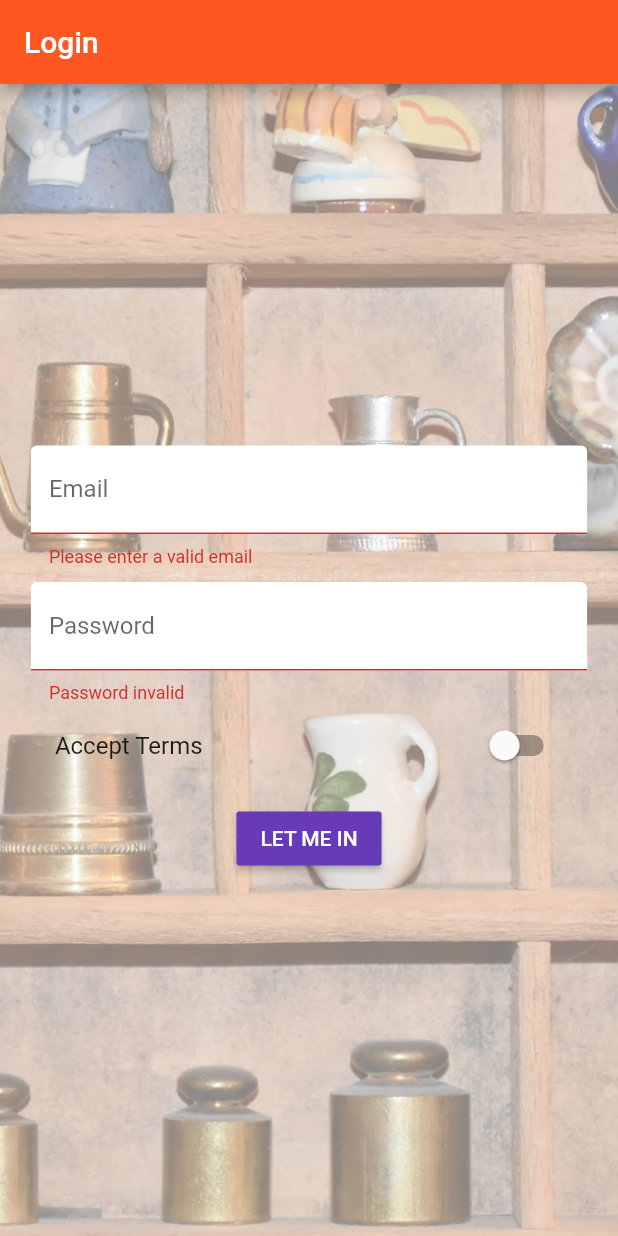
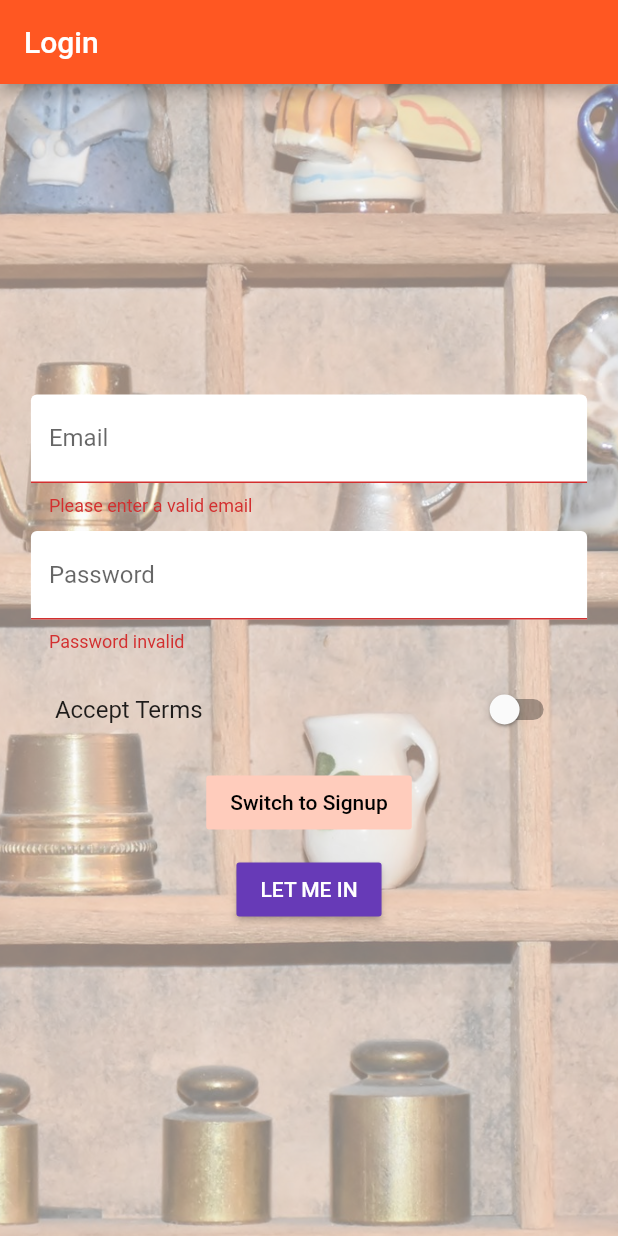
Before and after one commit to dldlozano/flutter_first_app, a Flutter app: the screen it shows after launch, after a tap on "LET ME IN", on a phone screen of 412 x 824 dp. Run offline on Flutter 3.47's test engine with Material 2 defaults, Android fonts, the phone set to English and light mode, and no system bars; accounts and stored records are empty; network calls fail.

Commit message:
Added auth with firebase

```diff
--- a/lib/pages/auth.dart
+++ b/lib/pages/auth.dart
@@ -2,6 +2,8 @@ import 'package:flutter/material.dart';
 import 'package:scoped_model/scoped_model.dart';
 
 import '../scoped-models/main.dart';
+
+enum AuthMode { Signup, Login }
 
 class AuthPage extends StatefulWidget {
   @override
@@ -16,8 +18,9 @@ class _AuthPageState extends State<AuthPage> {
     'password': null,
     'acceptTerms': false
   };
-  bool _acceptTerms = false;
   final GlobalKey<FormState> _formKey = GlobalKey<FormState>();
+  final TextEditingController _passwordTextController = TextEditingController();
+  AuthMode _authMode = AuthMode.Login;
 
   DecorationImage _buildBackgroundImage() {
     return DecorationImage(
@@ -46,11 +49,25 @@ class _AuthPageState extends State<AuthPage> {
     );
   }
 
+  Widget _buildPasswordConfirmTextField() {
+    return TextFormField(
+      decoration: InputDecoration(
+          labelText: 'Confirm Password', filled: true, fillColor: Colors.white),
+      obscureText: true,
+      validator: (String value) {
+        if (_passwordTextController.text != value) {
+          return 'Passwords must match';
+        }
+      },
+    );
+  }
+
   Widget _buildPasswordTextField() {
     return TextFormField(
       decoration: InputDecoration(
           labelText: 'Password', filled: true, fillColor: Colors.white),
       obscureText: true,
+      controller: _passwordTextController,
       validator: (String value) {
         if (value.isEmpty || value.length < 6) {
           return 'Password invalid';
@@ -62,13 +79,37 @@ class _AuthPageState extends State<AuthPage> {
     );
   }
 
-  void _submitForm(Function login) {
+  void _submitForm(Function login, Function signUp) async {
     if (!_formKey.currentState.validate() || !_formData['acceptTerms']) {
       return;
     }
     _formKey.currentState.save();
-    login(_formData['email'],_formData['password']);
-    Navigator.pushReplacementNamed(context, '/products');
+    Map<String, dynamic> successInformation = {};
+    if (_authMode == AuthMode.Login) {
+      successInformation =
+          await login(_formData['email'], _formData['password']);
+    } else {
+      successInformation =
+          await signUp(_formData['email'], _formData['password']);
+    }
+    if (successInformation['success']) {
+      Navigator.pushReplacementNamed(context, '/products');
+    } else {
+      showDialog(
+          context: context,
+          builder: (BuildContext context) {
+            return AlertDialog(
+              title: Text('An error occurred'),
+              content: Text(successInformation['message']),
+              actions: <Widget>[
+                FlatButton(
+                  child: Text('OK'),
+                  onPressed: () => Navigator.of(context).pop(),
+                ),
+              ],
+            );
+          });
+    }
   }
 
   Widget _buildSwitchListTile() {
@@ -90,7 +131,7 @@ class _AuthPageState extends State<AuthPage> {
 
     return Scaffold(
       appBar: AppBar(
-        title: Text('Login'),
+        title: Text(_authMode == AuthMode.Login ? 'Login' : 'Signup'),
       ),
       body: Container(
         decoration: BoxDecoration(
@@ -110,18 +151,45 @@ class _AuthPageState extends State<AuthPage> {
                       height: 10.0,
                     ),
                     _buildPasswordTextField(),
+                    SizedBox(
+                      height: 10.0,
+                    ),
+                    _authMode == AuthMode.Signup
+                        ? _buildPasswordConfirmTextField()
+                        : Container(),
                     _buildSwitchListTile(),
+                    SizedBox(
+                      height: 10.0,
+                    ),
+                    FlatButton(
+                      child: Text(
+                          'Switch to ${_authMode == AuthMode.Login ? 'Signup' : 'Login'}'),
+                      onPressed: () {
+                        setState(() {
+                          _authMode = _authMode == AuthMode.Login
+                              ? AuthMode.Signup
+                              : AuthMode.Login;
+                        });
+                      },
+                      color: Theme.of(context).primaryColorLight,
+                      textColor: Colors.black,
+                    ),
                     SizedBox(
                       height: 10.0,
                     ),
                     ScopedModelDescendant<MainModel>(
                       builder: (BuildContext context, Widget child,
                           MainModel model) {
-                        return RaisedButton(
-                          textColor: Colors.white,
-                          child: Text('LET ME IN'),
-                          onPressed: () => _submitForm(model.login),
-                        );
+                        return model.isLoading
+                            ? CircularProgressIndicator()
+                            : RaisedButton(
+                                textColor: Colors.white,
+                                child: Text(_authMode == AuthMode.Login
+                                    ? 'LET ME IN'
+                                    : 'Sign UP'),
+                                onPressed: () =>
+                                    _submitForm(model.login, model.signUp),
+                              );
                       },
                     ),
                   ],
```
Also changed, not shown: lib/pages/product_edit.dart (+22 -5 lines), lib/scoped-models/connected_products.dart (+117 -39 lines).
